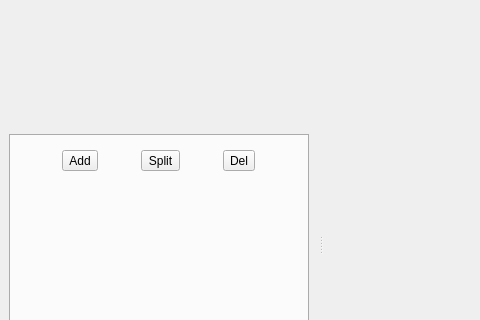
The window that src/MainFrame.ui (jbehley/point_labeler) describes before a commit, drawn with Qt 5; both pictures show x 0 to 480 and y 192 to 512 of the 1197 by 845 pixel window.
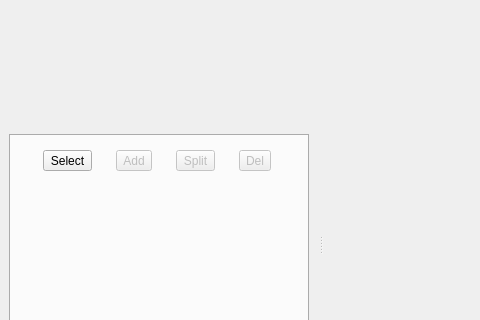
The same window after the commit. The open tabs and pages were chosen to show the change. Custom widgets are drawn as their Qt base class.

Commit message: compute bounding boxes of moving objects only once & have a select button for instances.

```diff
--- a/src/MainFrame.ui
+++ b/src/MainFrame.ui
@@ -1217,8 +1217,21 @@
            <property name="bottomMargin">
             <number>5</number>
            </property>
+           <item>
+            <widget class="QToolButton" name="btnSelectInstance">
+             <property name="text">
+              <string>Select</string>
+             </property>
+             <property name="checkable">
+              <bool>true</bool>
+             </property>
+            </widget>
+           </item>
            <item>
             <widget class="QToolButton" name="btnAddPoints">
+             <property name="enabled">
+              <bool>false</bool>
+             </property>
              <property name="text">
               <string>Add</string>
              </property>
@@ -1229,6 +1242,9 @@
            </item>
            <item>
             <widget class="QToolButton" name="btnSplitPoints">
+             <property name="enabled">
+              <bool>false</bool>
+             </property>
              <property name="text">
               <string>Split</string>
              </property>
@@ -1239,6 +1255,9 @@
            </item>
            <item>
             <widget class="QToolButton" name="btnDeletePoints">
+             <property name="enabled">
+              <bool>false</bool>
+             </property>
              <property name="text">
               <string>Del</string>
              </property>
```
The commit also changes 6 other files.
